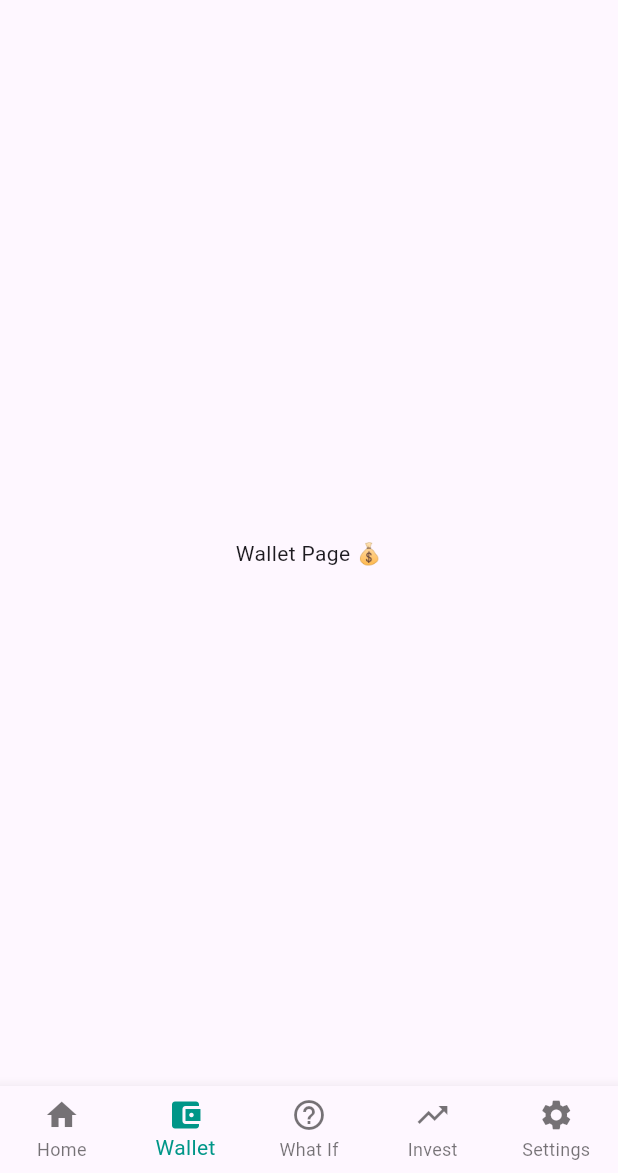
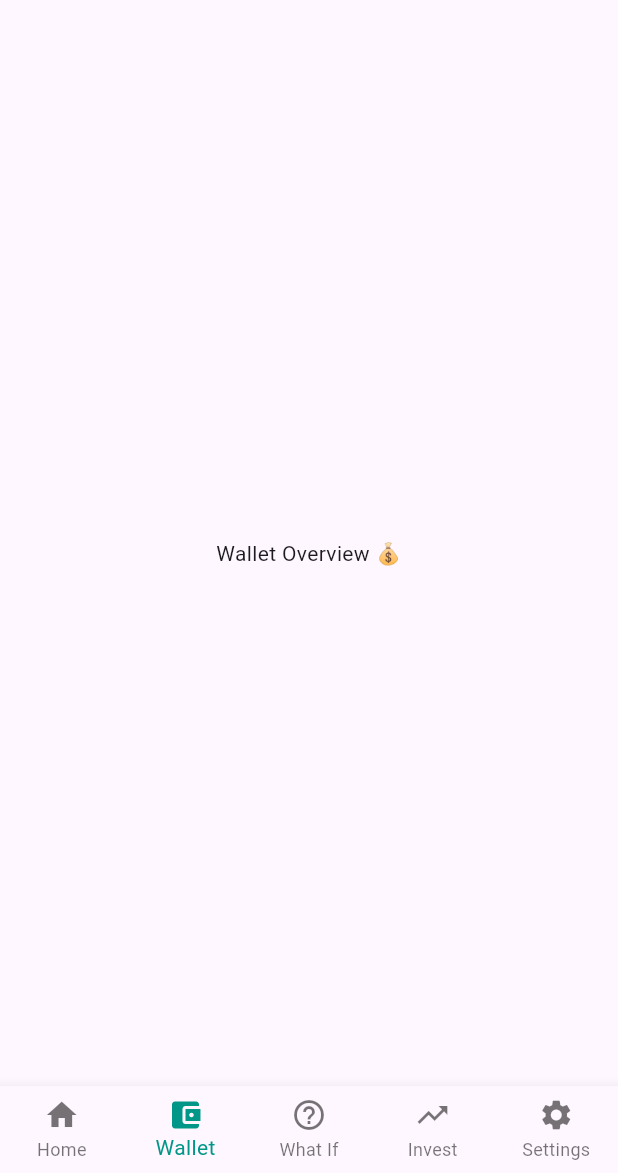
Before and after one commit to huynh-ngoc/INF134-Finance-App, a Flutter app: the screen it shows after launch, item 2 of the bottom bar chosen, on a phone screen of 412 x 824 dp, the part 63-1236 px from its top. Run offline on Flutter 3.47's test engine with Material 3 defaults, Android fonts, the phone set to English and light mode, and no system bars.

```diff
--- a/lib/main.dart
+++ b/lib/main.dart
@@ -1,8 +1,11 @@
 import 'package:flutter/material.dart';
+import 'pages/home.dart';
+import 'pages/wallet.dart';
+import 'pages/what_if.dart';
+import 'pages/invest.dart';
+import 'pages/settings.dart';
 
-void main() {
-  runApp(FinancialApp());
-}
+void main() => runApp(FinancialApp());
 
 class FinancialApp extends StatelessWidget {
   @override
@@ -24,11 +27,11 @@ class _MainPageState extends State<MainPage> {
   int _selectedIndex = 0;
 
   final List<Widget> _pages = [
-    Center(child: Text('Home Page 🏠')),
-    Center(child: Text('Wallet Page 💰')),
-    Center(child: Text('What If Page 🤔')),
-    Center(child: Text('Invest Page 📈')),
-    Center(child: Text('Settings Page ⚙️')),
+    HomePage(),
+    WalletPage(),
+    WhatIfPage(),
+    InvestPage(),
+    SettingsPage(),
   ];
 
   void _onItemTapped(int index) {
--- /dev/null
+++ b/lib/pages/wallet.dart
@@ -0,0 +1,12 @@
+import 'package:flutter/material.dart';
+
+class WalletPage extends StatelessWidget {
+  @override
+  Widget build(BuildContext context) {
+    return Scaffold(
+      body: Center(
+        child: Text('Wallet Overview 💰'),
+      ),
+    );
+  }
+}
```
Also changed, not shown: lib/pages/home.dart (added), lib/pages/invest.dart (added), lib/pages/settings.dart (added), lib/pages/what_if.dart (added), 2 other files.
